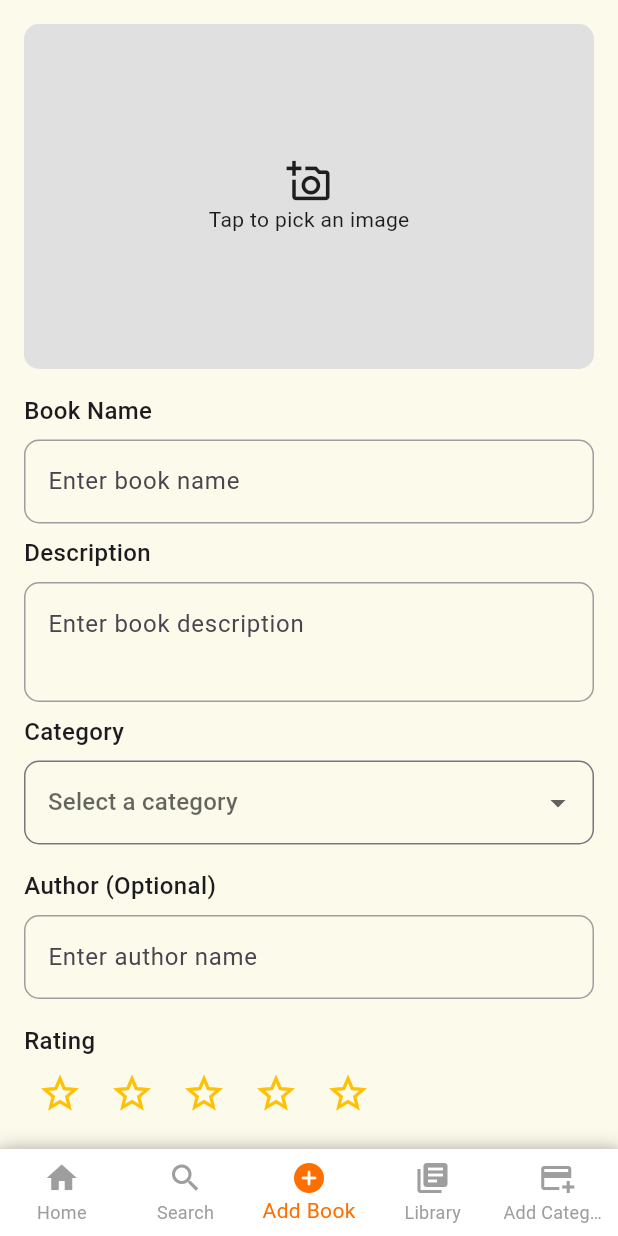
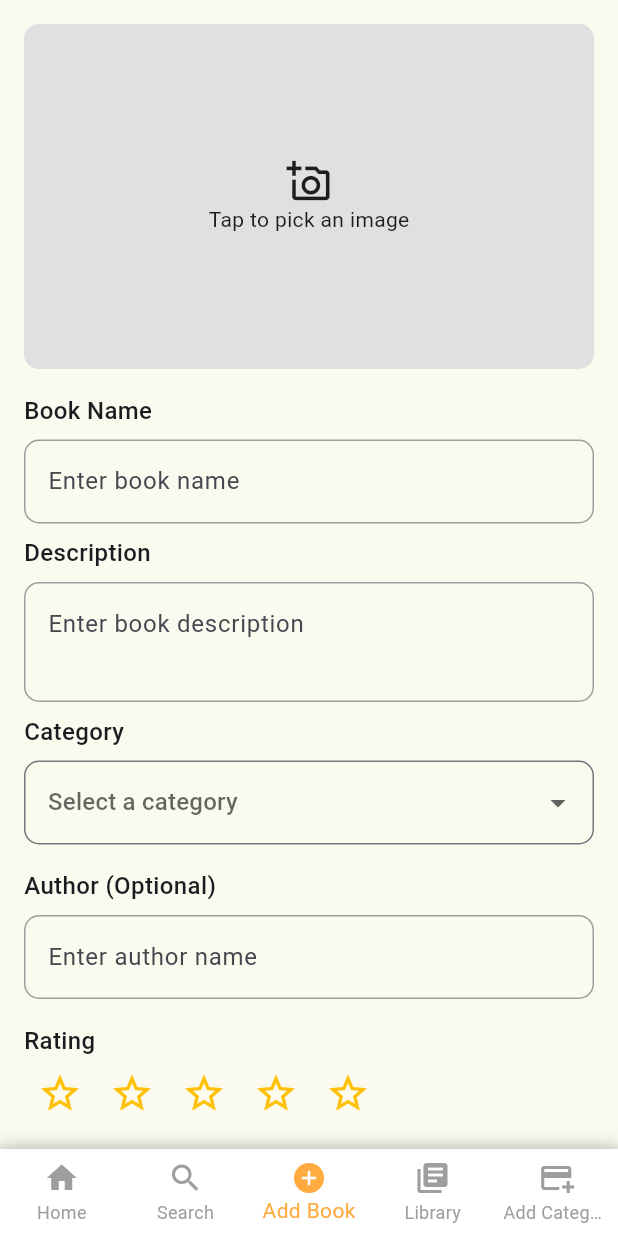
Before and after one commit to Nasaee/library_app, a Flutter app: the AddBookScreen screen opened by its route, on a phone screen of 412 x 824 dp. Run offline on Flutter 3.47's test engine with Material 3 defaults, Android fonts, the phone set to English and light mode, and no system bars; our stand-ins replace flutter_easyloading, fluttertoast, go_router, image_picker, sqflite; accounts and stored records are empty.

Commit message:
update screen bg

```diff
--- a/lib/constants/theme.dart
+++ b/lib/constants/theme.dart
@@ -1,3 +1,3 @@
 import 'package:flutter/material.dart';
 
-const bgColor = Color.fromARGB(255, 251, 250, 235);
+const bgColor = Color.fromARGB(255, 250, 250, 239);
--- a/lib/screens/main_screens/main_screen.dart
+++ b/lib/screens/main_screens/main_screen.dart
@@ -32,7 +32,7 @@ class MainScreen extends StatelessWidget {
           currentIndex: _getCurrentIndex(context),
           onTap: (index) => _onTabTapped(index, context),
           type: BottomNavigationBarType.fixed,
-          selectedItemColor: Colors.amber[900],
+          selectedItemColor: Colors.orangeAccent,
           unselectedItemColor: Colors.grey,
           items: const [
             BottomNavigationBarItem(icon: Icon(Icons.home), label: 'Home'),
```
Also changed, not shown: lib/screens/main_screens/home_screen.dart (+7 -1 lines), lib/screens/main_screens/library_screen.dart (+7 -1 lines), lib/screens/main_screens/search_screen.dart (+7 -1 lines).
